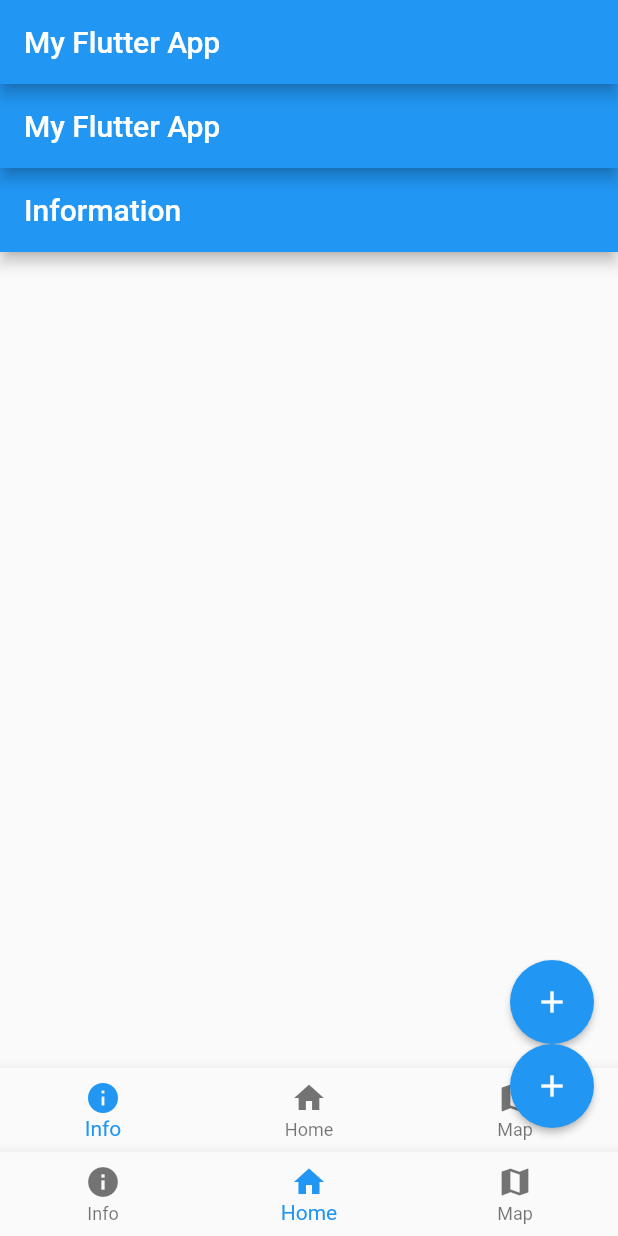
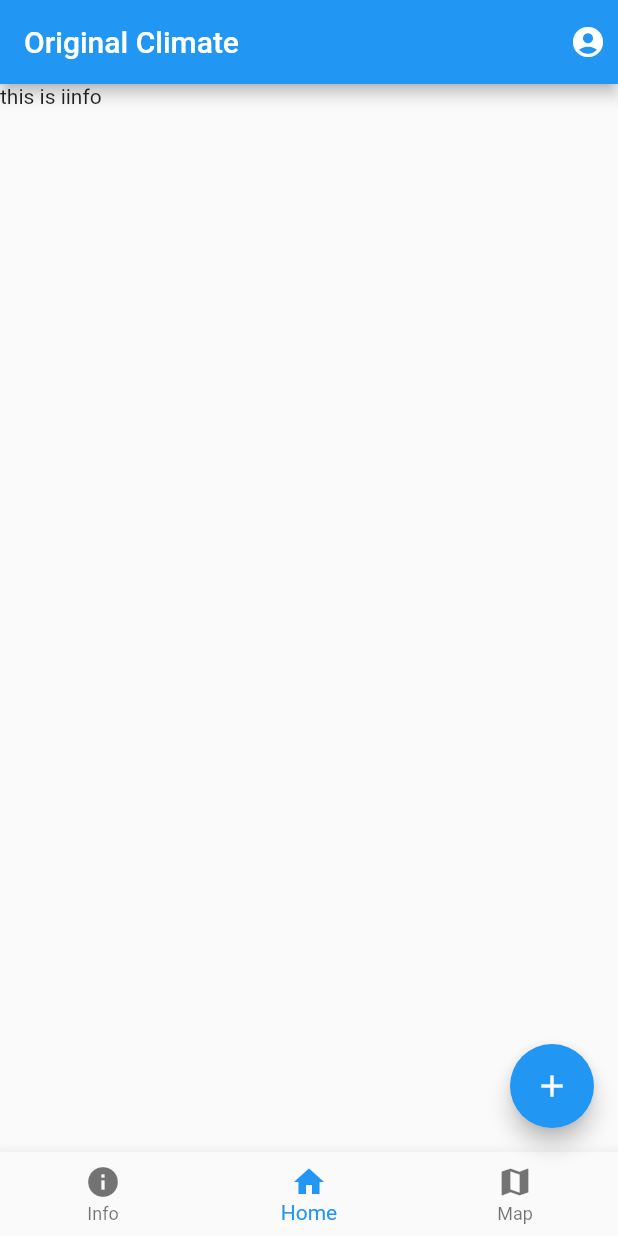
Before and after one commit to GMc96/original_climate, a Flutter app: the screen it shows after launch, item 2 of the bottom bar chosen, after a tap on the "add" icon, on a phone screen of 412 x 824 dp. Run offline on Flutter 3.47's test engine with Material 2 defaults, Android fonts, the phone set to English and light mode, and no system bars.

Commit message:
Navigation

```diff
--- a/lib/home.dart
+++ /dev/null
@@ -1,56 +0,0 @@
-import 'package:flutter/material.dart';
-import 'Info.dart';
-import 'maps.dart';
-import 'placeholder_widget.dart';
-
-class Home extends StatefulWidget {
-  const Home({Key? key}) : super(key: key);
-
-  @override
-  State createState() {
-    return _HomeState();
-  }
-}
-
-class _HomeState extends State {
-  int _currentIndex = 0;
-  final List _children = [Info(), Home(), Maps()];
-  @override
-  Widget build(BuildContext context) {
-    return Scaffold(
-      appBar: AppBar(
-        title: const Text('My Flutter App'),
-      ),
-      floatingActionButtonLocation: FloatingActionButtonLocation.endFloat,
-      floatingActionButton: FloatingActionButton(
-        onPressed: () {},
-        tooltip: 'Increment',
-        child: Icon(Icons.add),
-        elevation: 2.0,
-      ),
-      body: _children[_currentIndex],
-      bottomNavigationBar: BottomNavigationBar(
-        onTap: onTabTapped, // new
-        currentIndex:
-            _currentIndex, // this will be set when a new tab is tapped
-        items: const [
-          BottomNavigationBarItem(
-            icon: Icon(Icons.info),
-            label: ('Info'),
-          ),
-          BottomNavigationBarItem(
-            icon: Icon(Icons.home),
-            label: ('Home'),
-          ),
-          BottomNavigationBarItem(icon: Icon(Icons.map), label: ('Map'))
-        ],
-      ),
-    );
-  }
-
-  void onTabTapped(int index) {
-    setState(() {
-      _currentIndex = index;
-    });
-  }
-}
--- a/lib/info.dart
+++ /dev/null
@@ -1,12 +0,0 @@
-import 'package:flutter/material.dart';
-
-class Info extends StatelessWidget {
-  @override
-  Widget build(BuildContext context) {
-    return Scaffold(
-      appBar: AppBar(
-        title: const Text('Information'),
-      ),
-    );
-  }
-}
--- a/lib/main.dart
+++ b/lib/main.dart
@@ -1,16 +1,66 @@
 import 'package:flutter/material.dart';
-import 'home.dart';
+import 'sections/home.dart';
+import 'sections/info.dart';
+import 'sections/maps.dart';
 
-void main() => runApp(const MyApp());
+void main() => runApp(MyApp());
 
-class MyApp extends StatelessWidget {
-  const MyApp({Key? key}) : super(key: key);
+class MyApp extends StatefulWidget {
+  @override
+  State<StatefulWidget> createState() {
+    return MyAppState();
+  }
+}
+
+class MyAppState extends State<MyApp> {
+  int currentView = 0;
+  final views = [const Home(), const Info(), const Map()];
 
   @override
   Widget build(BuildContext context) {
-    return const MaterialApp(
-      title: 'My Flutter App',
-      home: Home(),
+    return MaterialApp(
+      theme: ThemeData(
+        primarySwatch: Colors.blue,
+      ),
+      home: Scaffold(
+        appBar: AppBar(
+          title: const Text('Original Climate'),
+          actions: const <Widget>[
+            Padding(
+              padding: EdgeInsets.all(8.0),
+              child: Icon(Icons.account_circle),
+            ),
+          ],
+        ),
+        body: views[currentView],
+        floatingActionButton: FloatingActionButton(
+          child: const Icon(Icons.add),
+          onPressed: () {},
+        ),
+        floatingActionButtonLocation: FloatingActionButtonLocation.endFloat,
+        bottomNavigationBar: BottomNavigationBar(
+          currentIndex: currentView,
+          onTap: (int index) {
+            setState(() {
+              currentView = index;
+            });
+          },
+          items: const [
+            BottomNavigationBarItem(
+              icon: Icon(Icons.info),
+              label: 'Info',
+            ),
+            BottomNavigationBarItem(
+              icon: Icon(Icons.home),
+              label: 'Home',
+            ),
+            BottomNavigationBarItem(
+              icon: Icon(Icons.map),
+              label: 'Map',
+            ),
+          ],
+        ),
+      ),
     );
   }
 }
--- /dev/null
+++ b/lib/sections/home.dart
@@ -0,0 +1,17 @@
+import 'package:flutter/material.dart';
+
+class Home extends StatefulWidget {
+  const Home({Key? key}) : super(key: key);
+
+  @override
+  _HomeState createState() => _HomeState();
+}
+
+class _HomeState extends State<Home> {
+  @override
+  Widget build(BuildContext context) {
+    return const Scaffold(
+      body: Text('Home'),
+    );
+  }
+}
--- /dev/null
+++ b/lib/sections/info.dart
@@ -0,0 +1,17 @@
+import 'package:flutter/material.dart';
+
+class Info extends StatefulWidget {
+  const Info({Key? key}) : super(key: key);
+
+  @override
+  _InfoState createState() => _InfoState();
+}
+
+class _InfoState extends State<Info> {
+  @override
+  Widget build(BuildContext context) {
+    return const Scaffold(
+      body: Text('this is iinfo'),
+    );
+  }
+}
```
Also changed, not shown: lib/maps.dart (deleted, +0 -12 lines), lib/placeholder_widget.dart (deleted, +0 -14 lines), lib/sections/maps.dart (added, +17 -0 lines).
